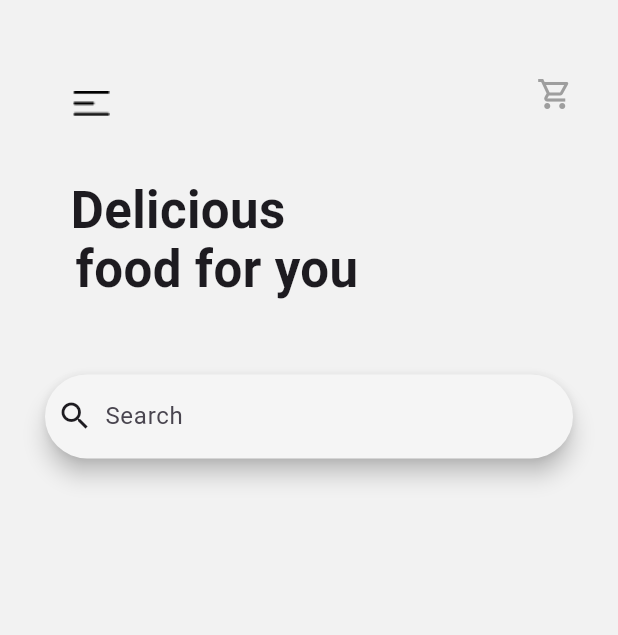
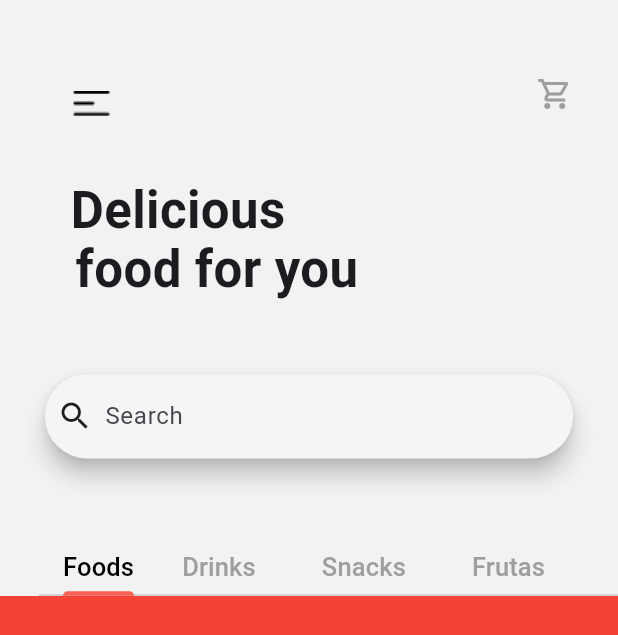
Before and after one commit to ArtthSilva/food_delivery, a Flutter app: the HomePage screen opened directly, on a phone screen of 412 x 824 dp. Shown: the top 635 px of the screen. Run offline on Flutter 3.47's test engine with Material 3 defaults, Android fonts, the phone set to English and light mode, and no system bars; our stand-ins replace firebase_auth, firebase_core, flutter_modular, flutter_zoom_drawer, google_fonts; accounts and stored records are empty; generated files the repository leaves out were written again; network calls fail.

Commit message:
feat: add tabbar de produtos na home

```diff
--- a/lib/src/modules/auth/ui/pages/welcome_page.dart
+++ b/lib/src/modules/auth/ui/pages/welcome_page.dart
@@ -75,7 +75,7 @@ class _WelcomePageState extends State<WelcomePage> with TickerProviderStateMixin
                       Expanded(
                           child: TabBarView(
                         controller: tabController,
-                        children:   [
+                        children:   const [
                           LoginPage(),
                           SignUpComponent(),
                         ],
--- a/lib/src/modules/home/ui/pages/home_page.dart
+++ b/lib/src/modules/home/ui/pages/home_page.dart
@@ -9,7 +9,15 @@ class HomePage extends StatefulWidget {
   State<HomePage> createState() => _HomePageState();
 }
 
-class _HomePageState extends State<HomePage> {
+
+class _HomePageState extends State<HomePage> with TickerProviderStateMixin{
+   late TabController tabController;
+
+  @override
+  void initState() {
+    tabController = TabController(initialIndex: 0, length: 4, vsync: this);
+    super.initState();
+  }
   @override
   Widget build(BuildContext context) {
     return Scaffold(
@@ -56,9 +64,77 @@ class _HomePageState extends State<HomePage> {
             child: Padding(
               padding: const EdgeInsets.only(left: 30, right: 30),
               child: SearchBar(
-                backgroundColor: MaterialStateProperty.all( Colors.grey[100]),
+                backgroundColor: MaterialStateProperty.all(Colors.grey[100]),
                 leading: const Icon(Icons.search),
                 hintText: 'Search',
+              ),
+            ),
+          ),
+          Align(
+            alignment: Alignment.bottomCenter,
+            child: SizedBox(
+              width: MediaQuery.sizeOf(context).width,
+              height: MediaQuery.of(context).size.height / 1.8,
+              child: Column(
+                children: [
+                  Padding(
+                    padding: const EdgeInsets.only(left: 26),
+                    child: TabBar(
+                      tabAlignment: TabAlignment.start,
+                      isScrollable: true,
+                      controller: tabController,
+                      labelColor: Colors.black,
+                      unselectedLabelColor: Colors.grey,
+                      indicatorColor: const Color.fromARGB(234, 255, 84, 68),
+                      tabs: const [
+                        Padding(
+                          padding: EdgeInsets.only( bottom: 5),
+                          child: Text(
+                            'Foods',
+                            style: TextStyle(
+                              fontSize: 17,
+                            ),
+                          ),
+                        ),Padding(
+                          padding: EdgeInsets.only(right: 12.0, bottom: 5),
+                          child: Text(
+                            'Drinks',
+                            style: TextStyle(
+                              fontSize: 17,
+                            ),
+                          ),
+                        ),Padding(
+                          padding: EdgeInsets.only(right: 12.0, bottom: 5),
+                          child: Text(
+                            'Snacks',
+                            style: TextStyle(
+                              fontSize: 17,
+                            ),
+                          ),
+                        ),
+                        Padding(
+                          padding: EdgeInsets.only(right: 12.0, bottom: 5),
+                          child: Text(
+                            'Frutas',
+                            style: TextStyle(
+                              fontSize: 17,
+                            ),
+                          ),
+                        ),
+                      ],
+                    ),
+                  ),
+                  Expanded(
+                      child: TabBarView(
+                    controller: tabController,
+                    children: [
+                      Container(color: Colors.red,),
+                      Container(color: Colors.green,),
+                      Container(color: Colors.blue,),
+                      Container(color: Colors.orange,),
+                    ],
+                  ))
+                ],
               ),
             ),
           )
```
